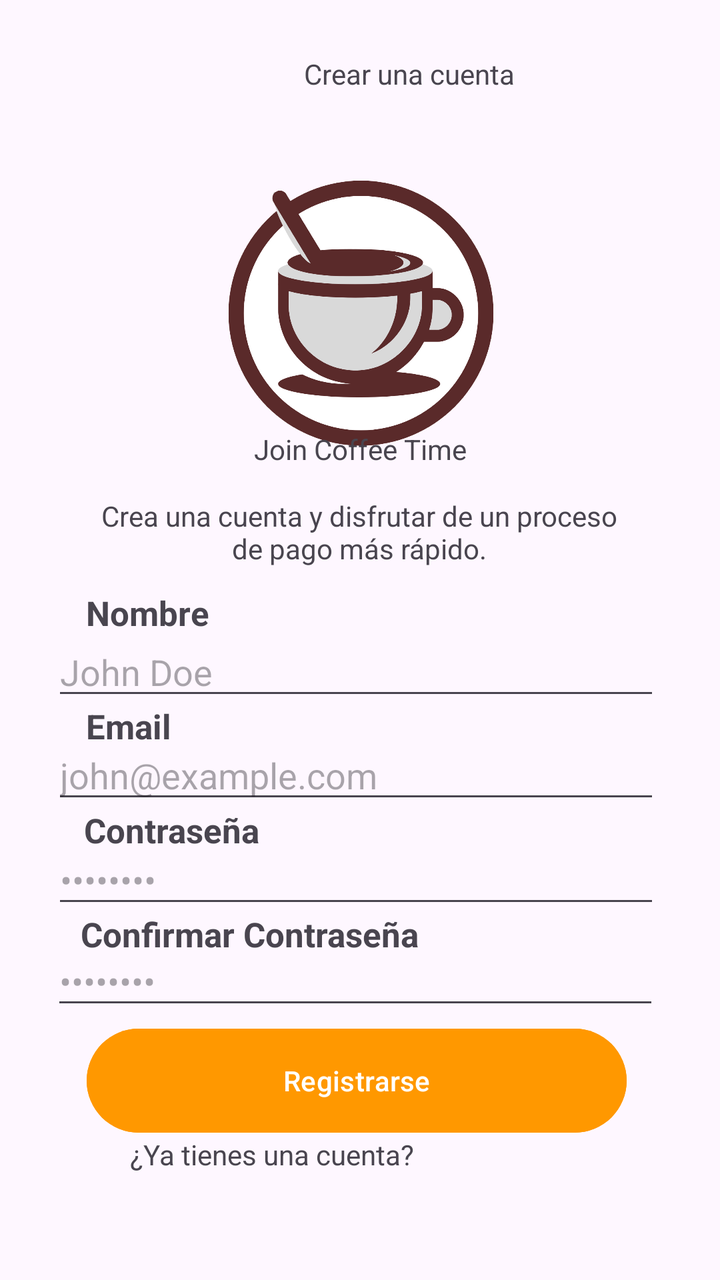
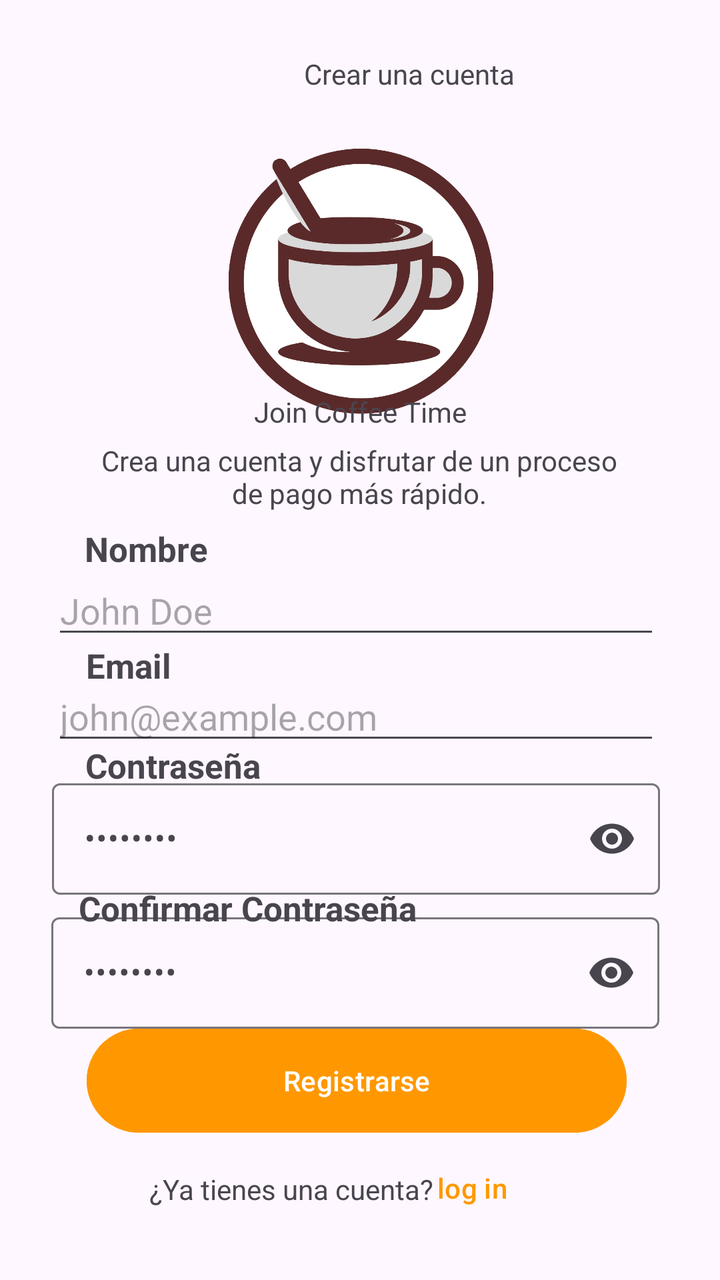

An Android layout rendered at two revisions. The XML below is the earlier revision; the diff shows what the commit changed to produce the second picture.
<!-- AndroidManifest.xml: application theme Theme.Cafeteria -->
<!-- res/layout/activity_tercera.xml -->
<?xml version="1.0" encoding="utf-8"?>
<androidx.constraintlayout.widget.ConstraintLayout xmlns:android="http://schemas.android.com/apk/res/android"
    xmlns:app="http://schemas.android.com/apk/res-auto"
    xmlns:tools="http://schemas.android.com/tools"
    android:id="@+id/main"
    android:layout_width="match_parent"
    android:layout_height="match_parent"
    tools:context=".TerceraActivity">

    <ImageView
        android:id="@+id/imageViewlogo"
        android:layout_width="269dp"
        android:layout_height="266dp"
        android:layout_marginStart="130dp"
        android:layout_marginTop="32dp"
        android:layout_marginEnd="131dp"
        android:src="@drawable/logo_coffe"
        app:layout_constraintEnd_toEndOf="parent"
        app:layout_constraintHorizontal_bias="0.495"
        app:layout_constraintStart_toStartOf="parent"
        app:layout_constraintTop_toTopOf="parent" />

    <TextView
        android:id="@+id/cuentacrear"
        android:layout_width="wrap_content"
        android:layout_height="wrap_content"
        android:layout_marginStart="152dp"
        android:layout_marginEnd="153dp"
        android:text="Crear una cuenta"
        app:layout_constraintBottom_toBottomOf="parent"
        app:layout_constraintEnd_toEndOf="parent"
        app:layout_constraintHorizontal_bias="0.0"
        app:layout_constraintStart_toStartOf="parent"
        app:layout_constraintTop_toTopOf="parent"
        app:layout_constraintVertical_bias="0.044" />

    <TextView
        android:id="@+id/jointesx"
        android:layout_width="wrap_content"
        android:layout_height="wrap_content"
        android:text="Join Coffee Time"
        app:layout_constraintBottom_toBottomOf="parent"
        app:layout_constraintEnd_toEndOf="parent"
        app:layout_constraintStart_toStartOf="parent"
        app:layout_constraintTop_toTopOf="parent"
        app:layout_constraintVertical_bias="0.346" />

    <TextView
        android:id="@+id/textocreacuenta"
        android:layout_width="260dp"
        android:layout_height="76dp"
        android:gravity="center"
        android:text="Crea una cuenta y disfrutar de un proceso de pago más rápido."
        app:layout_constraintBottom_toBottomOf="parent"
        app:layout_constraintEnd_toEndOf="parent"
        app:layout_constraintHorizontal_bias="0.496"
        app:layout_constraintStart_toStartOf="parent"
        app:layout_constraintTop_toTopOf="parent"
        app:layout_constraintVertical_bias="0.404" />

    <TextView
        android:id="@+id/nombretex"
        android:layout_width="wrap_content"
        android:layout_height="wrap_content"
        android:text="Nombre"
        android:textSize="17sp"
        android:textStyle="bold"
        app:layout_constraintBottom_toBottomOf="parent"
        app:layout_constraintEnd_toEndOf="parent"
        app:layout_constraintHorizontal_bias="0.144"
        app:layout_constraintStart_toStartOf="parent"
        app:layout_constraintTop_toTopOf="parent"
        app:layout_constraintVertical_bias="0.478" />

    <EditText
        android:id="@+id/ingrenombre"
        android:layout_width="304dp"
        android:layout_height="39dp"
        android:hint="John Doe"
        android:inputType="text"
        app:layout_constraintBottom_toBottomOf="parent"
        app:layout_constraintEnd_toEndOf="parent"
        app:layout_constraintHorizontal_bias="0.467"
        app:layout_constraintStart_toStartOf="parent"
        app:layout_constraintTop_toTopOf="parent"
        app:layout_constraintVertical_bias="0.526" />

    <TextView
        android:id="@+id/Email3"
        android:layout_width="85dp"
        android:layout_height="21dp"
        android:layout_marginStart="7dp"
        android:text="Email"
        android:textSize="17sp"
        android:textStyle="bold"
        app:layout_constraintBottom_toBottomOf="parent"
        app:layout_constraintEnd_toEndOf="parent"
        app:layout_constraintHorizontal_bias="0.134"
        app:layout_constraintStart_toStartOf="parent"
        app:layout_constraintTop_toTopOf="parent"
        app:layout_constraintVertical_bias="0.568" />

    <EditText
        android:id="@+id/ingremail"
        android:layout_width="304dp"
        android:layout_height="39dp"
        android:hint="john@example.com"
        android:inputType="text"
        app:layout_constraintBottom_toBottomOf="parent"
        app:layout_constraintEnd_toEndOf="parent"
        app:layout_constraintHorizontal_bias="0.467"
        app:layout_constraintStart_toStartOf="parent"
        app:layout_constraintTop_toTopOf="parent"
        app:layout_constraintVertical_bias="0.612" />

    <TextView
        android:id="@+id/contastex"
        android:layout_width="92dp"
        android:layout_height="21dp"
        android:layout_marginStart="7dp"
        android:text="Contraseña"
        android:textSize="17sp"
        android:textStyle="bold"
        app:layout_constraintBottom_toBottomOf="parent"
        app:layout_constraintEnd_toEndOf="parent"
        app:layout_constraintHorizontal_bias="0.134"
        app:layout_constraintStart_toStartOf="parent"
        app:layout_constraintTop_toTopOf="parent"
        app:layout_constraintVertical_bias="0.652" />


    <EditText
        android:id="@+id/ingrcontas"
        android:layout_width="304dp"
        android:layout_height="39dp"
        android:hint="••••••••"
        android:inputType="text"
        app:layout_constraintBottom_toBottomOf="parent"
        app:layout_constraintEnd_toEndOf="parent"
        app:layout_constraintHorizontal_bias="0.457"
        app:layout_constraintStart_toStartOf="parent"
        app:layout_constraintTop_toTopOf="parent"
        app:layout_constraintVertical_bias="0.783" />

    <TextView
        android:id="@+id/confircontraseñs"
        android:layout_width="178dp"
        android:layout_height="19dp"
        android:layout_marginStart="7dp"
        android:text="Confirmar Contraseña"
        android:textSize="17sp"
        android:textStyle="bold"
        app:layout_constraintBottom_toBottomOf="parent"
        app:layout_constraintEnd_toEndOf="parent"
        app:layout_constraintHorizontal_bias="0.19"
        app:layout_constraintStart_toStartOf="parent"
        app:layout_constraintTop_toTopOf="parent"
        app:layout_constraintVertical_bias="0.734" />

    <EditText
        android:id="@+id/confircontas"
        android:layout_width="304dp"
        android:layout_height="39dp"
        android:hint="••••••••"
        android:inputType="text"
        app:layout_constraintBottom_toBottomOf="parent"
        app:layout_constraintEnd_toEndOf="parent"
        app:layout_constraintHorizontal_bias="0.467"
        app:layout_constraintStart_toStartOf="parent"
        app:layout_constraintTop_toTopOf="parent"
        app:layout_constraintVertical_bias="0.699" />


    <Button
        android:id="@+id/register"
        android:layout_width="270dp"
        android:layout_height="60dp"
        android:layout_marginStart="9dp"
        android:backgroundTint="#FF9800"
        android:text="Registrarse"
        app:layout_constraintBottom_toBottomOf="parent"
        app:layout_constraintEnd_toEndOf="parent"
        app:layout_constraintHorizontal_bias="0.424"
        app:layout_constraintStart_toStartOf="parent"
        app:layout_constraintTop_toTopOf="parent"
        app:layout_constraintVertical_bias="0.88" />

    <TextView
        android:id="@+id/tienescuentatext"
        android:layout_width="wrap_content"
        android:layout_height="wrap_content"
        android:layout_marginStart="65dp"
        android:layout_marginEnd="204dp"
        android:text="¿Ya tienes una cuenta?"
        app:layout_constraintBottom_toBottomOf="parent"
        app:layout_constraintEnd_toEndOf="parent"
        app:layout_constraintHorizontal_bias="0.0"
        app:layout_constraintStart_toStartOf="parent"
        app:layout_constraintTop_toTopOf="parent"
        app:layout_constraintVertical_bias="0.914" />


</androidx.constraintlayout.widget.ConstraintLayout>
<!-- resources referenced by this layout -->
<resources>
  <!-- drawable logo_coffe: png bitmap (drawable, 106600 bytes) -->
  <style name="Theme.Cafeteria" parent="Base.Theme.Cafeteria" />
  <style name="Base.Theme.Cafeteria" parent="Theme.Material3.DayNight.NoActionBar">
          
          
      </style>
</resources>

<!-- the commit's change to res/layout/activity_tercera.xml (unified diff, before → after) -->
@@ -7,12 +7,27 @@
     android:layout_height="match_parent"
     tools:context=".TerceraActivity">
 
+    <Button
+        android:id="@+id/button3"
+        android:layout_width="91dp"
+        android:layout_height="38dp"
+        android:layout_marginTop="10dp"
+        android:background="@android:color/transparent"
+        android:text="log in"
+        android:textColor="#FF9800"
+        app:layout_constraintBottom_toBottomOf="parent"
+        app:layout_constraintEnd_toEndOf="parent"
+        app:layout_constraintHorizontal_bias="0.709"
+        app:layout_constraintStart_toStartOf="parent"
+        app:layout_constraintTop_toTopOf="parent"
+        app:layout_constraintVertical_bias="0.953" />
+
     <ImageView
         android:id="@+id/imageViewlogo"
         android:layout_width="269dp"
         android:layout_height="266dp"
         android:layout_marginStart="130dp"
-        android:layout_marginTop="32dp"
+        android:layout_marginTop="16dp"
         android:layout_marginEnd="131dp"
         android:src="@drawable/logo_coffe"
         app:layout_constraintEnd_toEndOf="parent"
@@ -43,7 +58,7 @@
         app:layout_constraintEnd_toEndOf="parent"
         app:layout_constraintStart_toStartOf="parent"
         app:layout_constraintTop_toTopOf="parent"
-        app:layout_constraintVertical_bias="0.346" />
+        app:layout_constraintVertical_bias="0.316" />
 
     <TextView
         android:id="@+id/textocreacuenta"
@@ -56,21 +71,7 @@
         app:layout_constraintHorizontal_bias="0.496"
         app:layout_constraintStart_toStartOf="parent"
         app:layout_constraintTop_toTopOf="parent"
-        app:layout_constraintVertical_bias="0.404" />
-
-    <TextView
-        android:id="@+id/nombretex"
-        android:layout_width="wrap_content"
-        android:layout_height="wrap_content"
-        android:text="Nombre"
-        android:textSize="17sp"
-        android:textStyle="bold"
-        app:layout_constraintBottom_toBottomOf="parent"
-        app:layout_constraintEnd_toEndOf="parent"
-        app:layout_constraintHorizontal_bias="0.144"
-        app:layout_constraintStart_toStartOf="parent"
-        app:layout_constraintTop_toTopOf="parent"
-        app:layout_constraintVertical_bias="0.478" />
+        app:layout_constraintVertical_bias="0.355" />
 
     <EditText
         android:id="@+id/ingrenombre"
@@ -83,7 +84,34 @@
         app:layout_constraintHorizontal_bias="0.467"
         app:layout_constraintStart_toStartOf="parent"
         app:layout_constraintTop_toTopOf="parent"
-        app:layout_constraintVertical_bias="0.526" />
+        app:layout_constraintVertical_bias="0.475" />
+
+    <TextView
+        android:id="@+id/nombretex"
+        android:layout_width="wrap_content"
+        android:layout_height="wrap_content"
+        android:text="Nombre"
+        android:textSize="17sp"
+        android:textStyle="bold"
+        app:layout_constraintBottom_toBottomOf="parent"
+        app:layout_constraintEnd_toEndOf="parent"
+        app:layout_constraintHorizontal_bias="0.142"
+        app:layout_constraintStart_toStartOf="parent"
+        app:layout_constraintTop_toTopOf="parent"
+        app:layout_constraintVertical_bias="0.426" />
+
+    <EditText
+        android:id="@+id/ingremail"
+        android:layout_width="304dp"
+        android:layout_height="39dp"
+        android:hint="john@example.com"
+        android:inputType="text"
+        app:layout_constraintBottom_toBottomOf="parent"
+        app:layout_constraintEnd_toEndOf="parent"
+        app:layout_constraintHorizontal_bias="0.467"
+        app:layout_constraintStart_toStartOf="parent"
+        app:layout_constraintTop_toTopOf="parent"
+        app:layout_constraintVertical_bias="0.563" />
 
     <TextView
         android:id="@+id/Email3"
@@ -98,20 +126,8 @@
         app:layout_constraintHorizontal_bias="0.134"
         app:layout_constraintStart_toStartOf="parent"
         app:layout_constraintTop_toTopOf="parent"
-        app:layout_constraintVertical_bias="0.568" />
-
-    <EditText
-        android:id="@+id/ingremail"
-        android:layout_width="304dp"
-        android:layout_height="39dp"
-        android:hint="john@example.com"
-        android:inputType="text"
-        app:layout_constraintBottom_toBottomOf="parent"
-        app:layout_constraintEnd_toEndOf="parent"
-        app:layout_constraintHorizontal_bias="0.467"
-        app:layout_constraintStart_toStartOf="parent"
-        app:layout_constraintTop_toTopOf="parent"
-        app:layout_constraintVertical_bias="0.612" />
+        app:layout_constraintVertical_bias="0.519" />
+
 
     <TextView
         android:id="@+id/contastex"
@@ -123,24 +139,30 @@
         android:textStyle="bold"
         app:layout_constraintBottom_toBottomOf="parent"
         app:layout_constraintEnd_toEndOf="parent"
-        app:layout_constraintHorizontal_bias="0.134"
-        app:layout_constraintStart_toStartOf="parent"
-        app:layout_constraintTop_toTopOf="parent"
-        app:layout_constraintVertical_bias="0.652" />
-
-
-    <EditText
-        android:id="@+id/ingrcontas"
-        android:layout_width="304dp"
-        android:layout_height="39dp"
-        android:hint="••••••••"
-        android:inputType="text"
+        app:layout_constraintHorizontal_bias="0.137"
+        app:layout_constraintStart_toStartOf="parent"
+        app:layout_constraintTop_toTopOf="parent"
+        app:layout_constraintVertical_bias="0.6" />
+
+    <com.google.android.material.textfield.TextInputLayout
+        android:layout_width="304dp"
+        android:layout_height="wrap_content"
+        app:endIconMode="password_toggle"
         app:layout_constraintBottom_toBottomOf="parent"
         app:layout_constraintEnd_toEndOf="parent"
         app:layout_constraintHorizontal_bias="0.457"
         app:layout_constraintStart_toStartOf="parent"
         app:layout_constraintTop_toTopOf="parent"
-        app:layout_constraintVertical_bias="0.783" />
+        app:layout_constraintVertical_bias="0.783">
+
+        <com.google.android.material.textfield.TextInputEditText
+            android:id="@+id/ingrcontas"
+            android:layout_width="match_parent"
+            android:layout_height="wrap_content"
+            android:hint="••••••••"
+            android:inputType="textPassword"/>
+
+    </com.google.android.material.textfield.TextInputLayout>
 
     <TextView
         android:id="@+id/confircontraseñs"
@@ -152,24 +174,30 @@
         android:textStyle="bold"
         app:layout_constraintBottom_toBottomOf="parent"
         app:layout_constraintEnd_toEndOf="parent"
-        app:layout_constraintHorizontal_bias="0.19"
-        app:layout_constraintStart_toStartOf="parent"
-        app:layout_constraintTop_toTopOf="parent"
-        app:layout_constraintVertical_bias="0.734" />
-
-    <EditText
-        android:id="@+id/confircontas"
-        android:layout_width="304dp"
-        android:layout_height="39dp"
-        android:hint="••••••••"
-        android:inputType="text"
+        app:layout_constraintHorizontal_bias="0.185"
+        app:layout_constraintStart_toStartOf="parent"
+        app:layout_constraintTop_toTopOf="parent"
+        app:layout_constraintVertical_bias="0.713" />
+
+    <com.google.android.material.textfield.TextInputLayout
+        android:layout_width="304dp"
+        android:layout_height="wrap_content"
+        app:endIconMode="password_toggle"
         app:layout_constraintBottom_toBottomOf="parent"
         app:layout_constraintEnd_toEndOf="parent"
         app:layout_constraintHorizontal_bias="0.467"
         app:layout_constraintStart_toStartOf="parent"
         app:layout_constraintTop_toTopOf="parent"
-        app:layout_constraintVertical_bias="0.699" />
-
+        app:layout_constraintVertical_bias="0.667">
+
+        <com.google.android.material.textfield.TextInputEditText
+            android:id="@+id/confircontas"
+            android:layout_width="match_parent"
+            android:layout_height="wrap_content"
+            android:hint="••••••••"
+            android:inputType="textPassword" />
+
+    </com.google.android.material.textfield.TextInputLayout>
 
     <Button
         android:id="@+id/register"
@@ -189,15 +217,13 @@
         android:id="@+id/tienescuentatext"
         android:layout_width="wrap_content"
         android:layout_height="wrap_content"
-        android:layout_marginStart="65dp"
-        android:layout_marginEnd="204dp"
         android:text="¿Ya tienes una cuenta?"
         app:layout_constraintBottom_toBottomOf="parent"
         app:layout_constraintEnd_toEndOf="parent"
-        app:layout_constraintHorizontal_bias="0.0"
-        app:layout_constraintStart_toStartOf="parent"
-        app:layout_constraintTop_toTopOf="parent"
-        app:layout_constraintVertical_bias="0.914" />
+        app:layout_constraintHorizontal_bias="0.342"
+        app:layout_constraintStart_toStartOf="parent"
+        app:layout_constraintTop_toTopOf="parent"
+        app:layout_constraintVertical_bias="0.942" />
 
 
 </androidx.constraintlayout.widget.ConstraintLayout>
